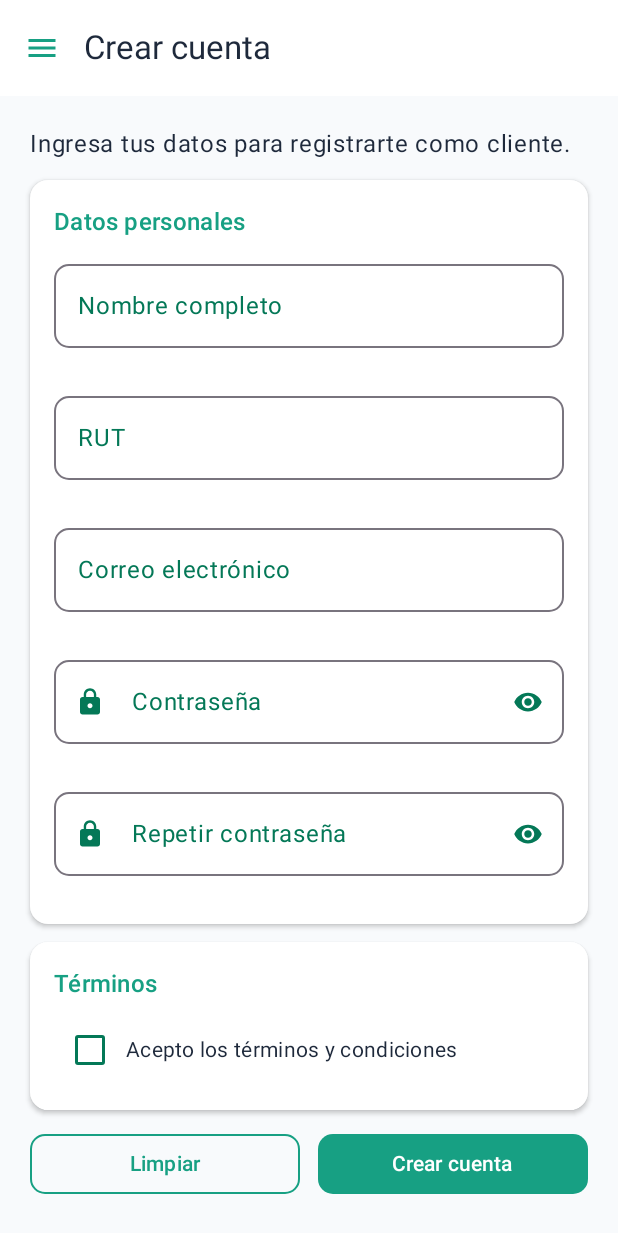
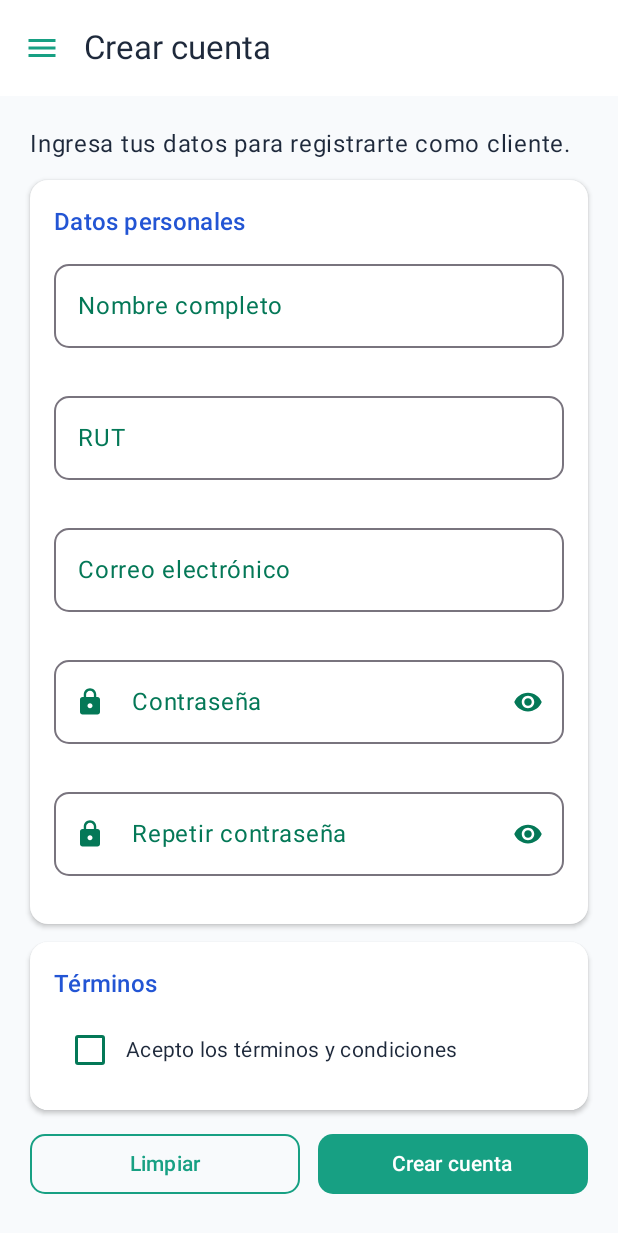
Before and after one commit to Cristianurrego07/ApplicacionMovil, an Android app built with Jetpack Compose: the screen it shows after launch (MainActivity), after a tap on "Crear cuenta", on a phone screen of 412 x 824 dp. Shown: the top 1233 px of the screen. Run offline under Robolectric (Android 15) with nearby library versions, the phone set to English and light mode, and no system bars; 2 other taps on this screen came first.

Commit message:
Cambio de colores en card
- Cambio de colores

```diff
--- a/app/src/main/java/com/example/app/ui/components/TarjetaSeccion.kt
+++ b/app/src/main/java/com/example/app/ui/components/TarjetaSeccion.kt
@@ -34,7 +34,7 @@ fun TarjetaSeccion(
             Text(
                 titulo,
                 style = MaterialTheme.typography.titleMedium,
-                color = MaterialTheme.colorScheme.primary
+                color = MaterialTheme.colorScheme.secondary
             )
             contenido()
         }
```
